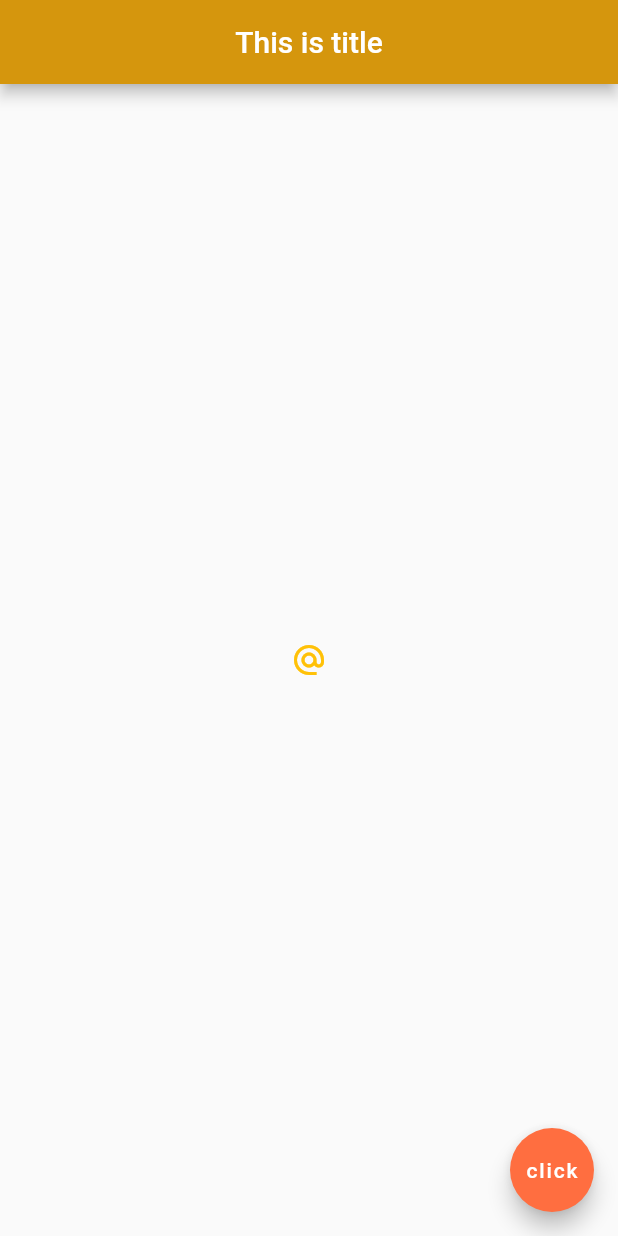
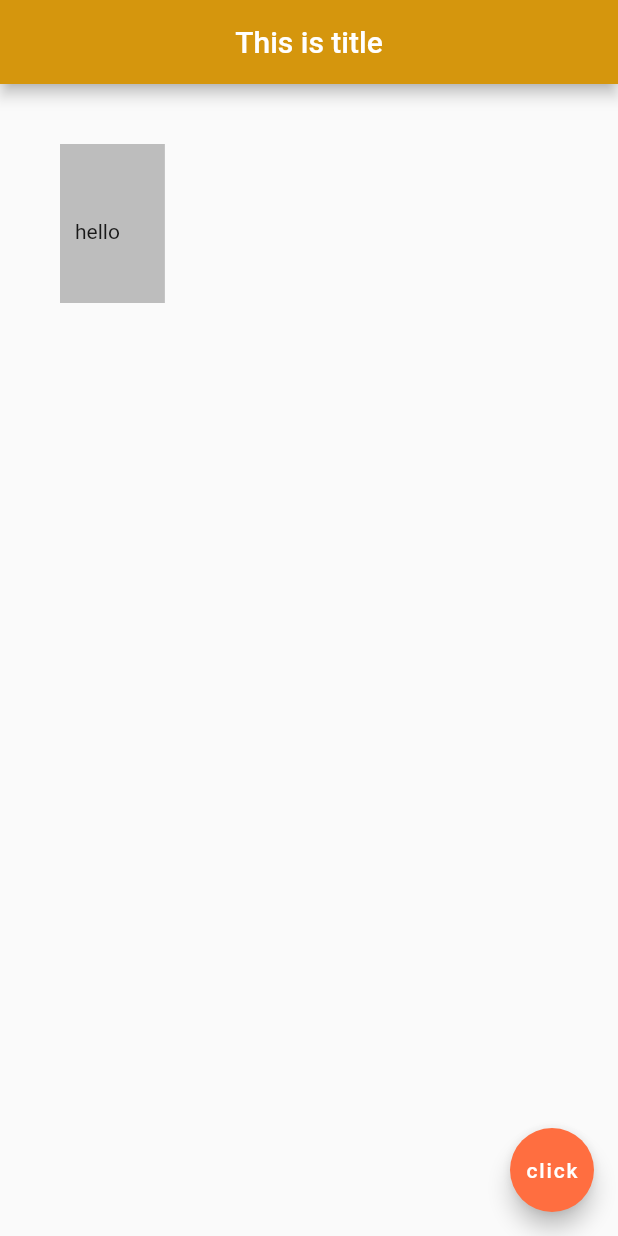
Before and after one commit to RiteshHajare/flutter2, a Flutter app: the screen it shows after launch, on a phone screen of 412 x 824 dp. Run offline on Flutter 3.47's test engine with Material 2 defaults, Android fonts, the phone set to English and light mode, and no system bars.

Commit message:
container

```diff
--- a/lib/main.dart
+++ b/lib/main.dart
@@ -15,14 +15,12 @@ class Home extends StatelessWidget {
         centerTitle: true,
         backgroundColor: Color.fromARGB(255, 213, 150, 13),
       ),
-      body: Center(
-          child: IconButton(
-        onPressed: () {
-          print('icon button');
-        },
-        icon: Icon(Icons.alternate_email),
-        color: Colors.amber,
-      )),
+      body: Container(
+        padding: EdgeInsets.fromLTRB(10.0, 50, 30, 40),
+        margin: EdgeInsets.all(40),
+        color: Colors.grey[400],
+        child: Text('hello'),
+      ),
       floatingActionButton: FloatingActionButton(
         onPressed: () {
           print('button pressed');
```
